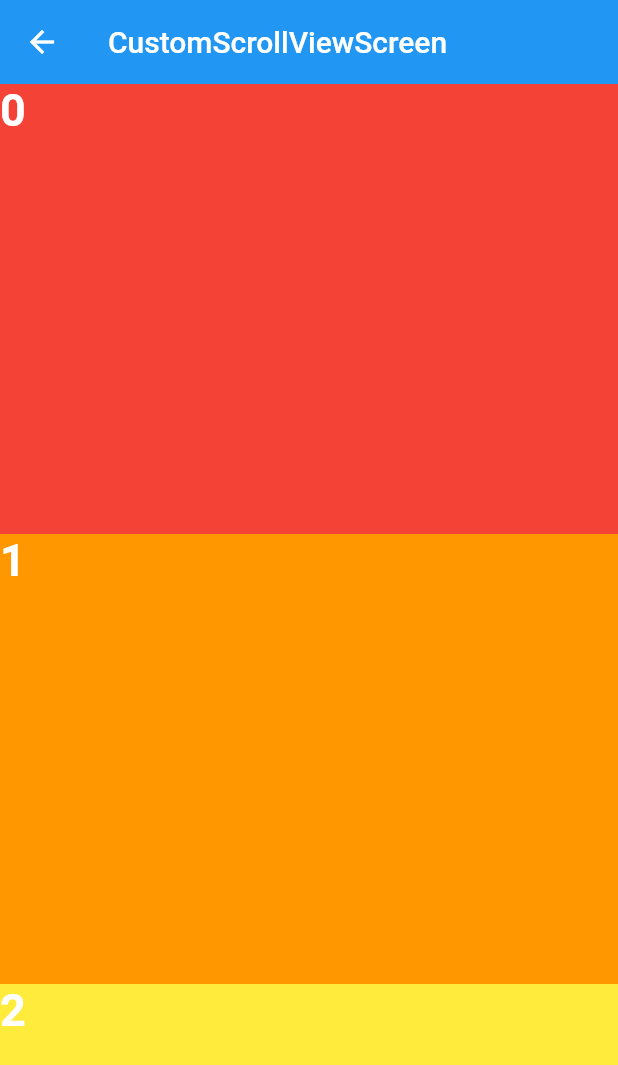
After one commit to treephesians/Flutter, a Flutter app: the CustomScrollViewScreen screen opened directly, on a phone screen of 412 x 824 dp. The commit adds this screen. Shown: the top 1065 px of the screen. Run offline on Flutter 3.47's test engine with Material 2 defaults, Android fonts, the phone set to English and light mode, and no system bars; our stand-ins replace drift, get_it, table_calendar, webview_flutter; missing offline and left inert: dart:js_util; accounts and stored records are empty; generated files the repository leaves out were written again.

Commit message:
add CustomScrollView

```diff
--- /dev/null
+++ b/scrollable/lib/screen/custom_screen_view_screen.dart
@@ -0,0 +1,72 @@
+import 'dart:js_util';
+
+import 'package:flutter/material.dart';
+import 'package:scrollable/const/colors.dart';
+
+class CustomScrollViewScreen extends StatelessWidget {
+  final List<int> numbers = List.generate(100, (index) => index);
+  CustomScrollViewScreen({super.key});
+
+  @override
+  Widget build(BuildContext context) {
+    return Scaffold(
+        body: CustomScrollView(
+      slivers: [
+        SliverAppBar(
+          title: Text('CustomScrollViewScreen'),
+        ),
+        renderBuilderSliverList(),
+      ],
+    ));
+  }
+
+  // ListView 기본 생성자와 유사함.
+  SliverList renderChildSliverList() {
+    return SliverList(
+      delegate: SliverChildListDelegate(
+        numbers
+            .map(
+              (e) => renderContainer(
+                color: rainbowColors[e % rainbowColors.length],
+                index: e,
+              ),
+            )
+            .toList(),
+      ),
+    );
+  }
+
+  // ListView.builder 생성자와 유사함.
+  SliverList renderBuilderSliverList() {
+    return SliverList(
+      delegate: SliverChildBuilderDelegate(
+        (context, index) {
+          return renderContainer(
+            color: rainbowColors[index % rainbowColors.length],
+            index: index,
+          );
+        },
+        childCount: 100,
+      ),
+    );
+  }
+
+  Widget renderContainer(
+      {required Color color, required int index, double? height}) {
+    if (index != null) {
+      print(index);
+    }
+    return Container(
+      height: height ?? 300, // null 이면 300 넣어라
+      color: color,
+      child: Text(
+        index.toString(),
+        style: TextStyle(
+          color: Colors.white,
+          fontWeight: FontWeight.w700,
+          fontSize: 30.0,
+        ),
+      ),
+    );
+  }
+}
--- a/scrollable/lib/screen/home_screen.dart
+++ b/scrollable/lib/screen/home_screen.dart
@@ -1,5 +1,6 @@
 import 'package:flutter/material.dart';
 import 'package:scrollable/layout/main_layout.dart';
+import 'package:scrollable/screen/custom_screen_view_screen.dart';
 import 'package:scrollable/screen/reorderable_view_screen.dart';
 import 'package:scrollable/screen/single_child_scroll_view_screen.dart';
 import 'package:scrollable/screen/list_view_screen.dart';
@@ -34,6 +35,10 @@
       builder: (_) => ReorderableListViewScreen(),
       name: 'ReorderableListViewScreen',
     ),
+    ScreenModel(
+      builder: (_) => CustomScrollViewScreen(),
+      name: 'CustomScrollViewScreen',
+    ),
   ];
 
   HomeScreen({super.key});
```
